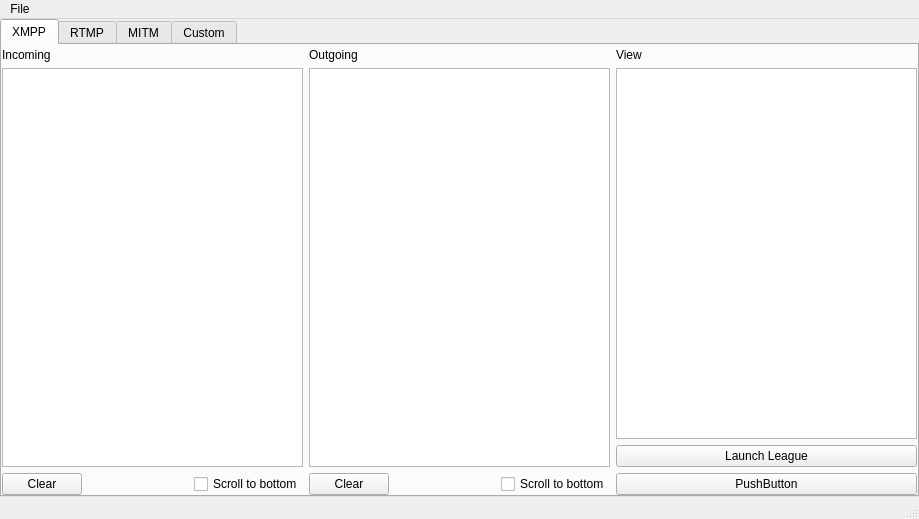
Before: the Qt Designer form LoLXMPPDebugger.ui in KebsCS/LeagueClientDebugger, drawn with Qt 5.
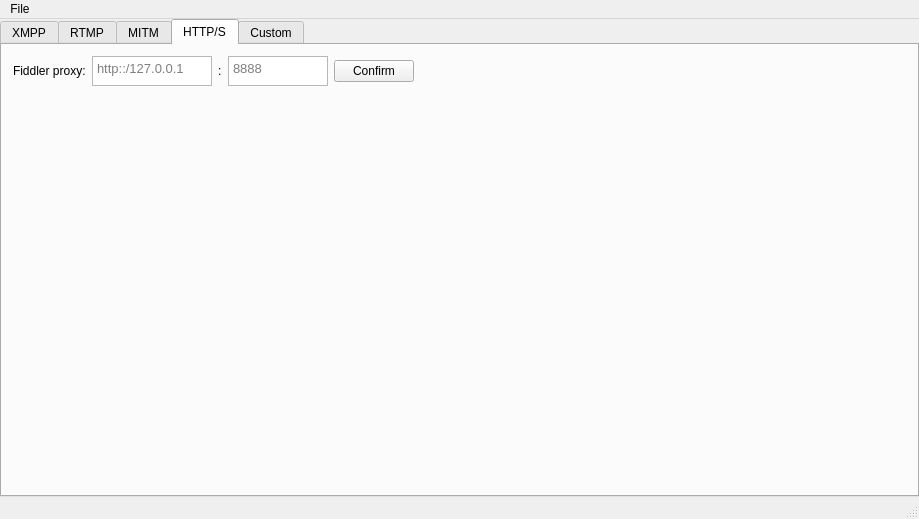
After: the same form once the commit is applied. The open tabs and pages were chosen to show the change.

What changed in the file:
```diff
--- a/LoLXMPPDebugger.ui
+++ b/LoLXMPPDebugger.ui
@@ -422,6 +422,134 @@
         </item>
        </layout>
       </widget>
+      <widget class="QWidget" name="tab_https">
+       <attribute name="title">
+        <string>HTTP/S</string>
+       </attribute>
+       <layout class="QVBoxLayout" name="verticalLayout_5">
+        <item>
+         <layout class="QHBoxLayout" name="horizontalLayout_3">
+          <item>
+           <widget class="QLabel" name="label_2">
+            <property name="text">
+             <string>Fiddler proxy:</string>
+            </property>
+           </widget>
+          </item>
+          <item>
+           <widget class="QTextEdit" name="httpsFiddlerHost">
+            <property name="sizePolicy">
+             <sizepolicy hsizetype="Maximum" vsizetype="Maximum">
+              <horstretch>0</horstretch>
+              <verstretch>0</verstretch>
+             </sizepolicy>
+            </property>
+            <property name="maximumSize">
+             <size>
+              <width>120</width>
+              <height>30</height>
+             </size>
+            </property>
+            <property name="font">
+             <font>
+              <pointsize>10</pointsize>
+              <kerning>true</kerning>
+             </font>
+            </property>
+            <property name="accessibleName">
+             <string/>
+            </property>
+            <property name="autoFillBackground">
+             <bool>false</bool>
+            </property>
+            <property name="inputMethodHints">
+             <set>Qt::ImhUrlCharactersOnly</set>
+            </property>
+            <property name="acceptRichText">
+             <bool>false</bool>
+            </property>
+            <property name="placeholderText">
+             <string>http::/127.0.0.1</string>
+            </property>
+           </widget>
+          </item>
+          <item>
+           <widget class="QLabel" name="label">
+            <property name="text">
+             <string>:</string>
+            </property>
+           </widget>
+          </item>
+          <item>
+           <widget class="QTextEdit" name="httpsFiddlerPort">
+            <property name="sizePolicy">
+             <sizepolicy hsizetype="Maximum" vsizetype="Maximum">
+              <horstretch>0</horstretch>
+              <verstretch>0</verstretch>
+             </sizepolicy>
+            </property>
+            <property name="maximumSize">
+             <size>
+              <width>100</width>
+              <height>30</height>
+             </size>
+            </property>
+            <property name="font">
+             <font>
+              <pointsize>10</pointsize>
+             </font>
+            </property>
+            <property name="toolTip">
+             <string/>
+            </property>
+            <property name="inputMethodHints">
+             <set>Qt::ImhDigitsOnly</set>
+            </property>
+            <property name="acceptRichText">
+             <bool>false</bool>
+            </property>
+            <property name="placeholderText">
+             <string>8888</string>
+            </property>
+           </widget>
+          </item>
+          <item>
+           <widget class="QPushButton" name="httpsFiddlerButton">
+            <property name="text">
+             <string>Confirm</string>
+            </property>
+           </widget>
+          </item>
+          <item>
+           <spacer name="horizontalSpacer">
+            <property name="orientation">
+             <enum>Qt::Horizontal</enum>
+            </property>
+            <property name="sizeHint" stdset="0">
+             <size>
+              <width>40</width>
+              <height>20</height>
+             </size>
+            </property>
+           </spacer>
+          </item>
+         </layout>
+        </item>
+        <item>
+         <spacer name="verticalSpacer">
+          <property name="orientation">
+           <enum>Qt::Vertical</enum>
+          </property>
+          <property name="sizeHint" stdset="0">
+           <size>
+            <width>20</width>
+            <height>40</height>
+           </size>
+          </property>
+         </spacer>
+        </item>
+       </layout>
+      </widget>
       <widget class="QWidget" name="tab_custom">
        <attribute name="title">
         <string>Custom</string>
```
